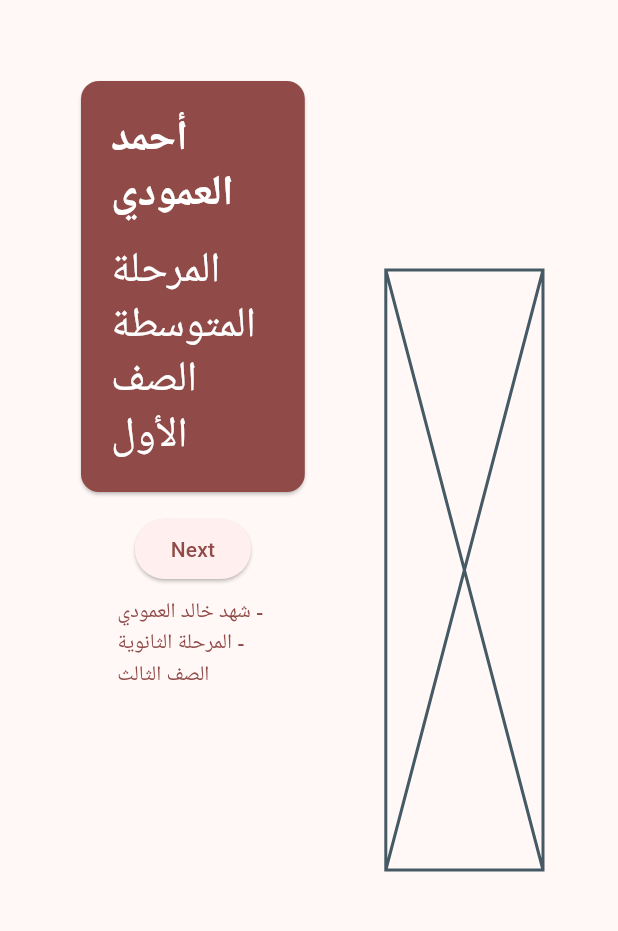
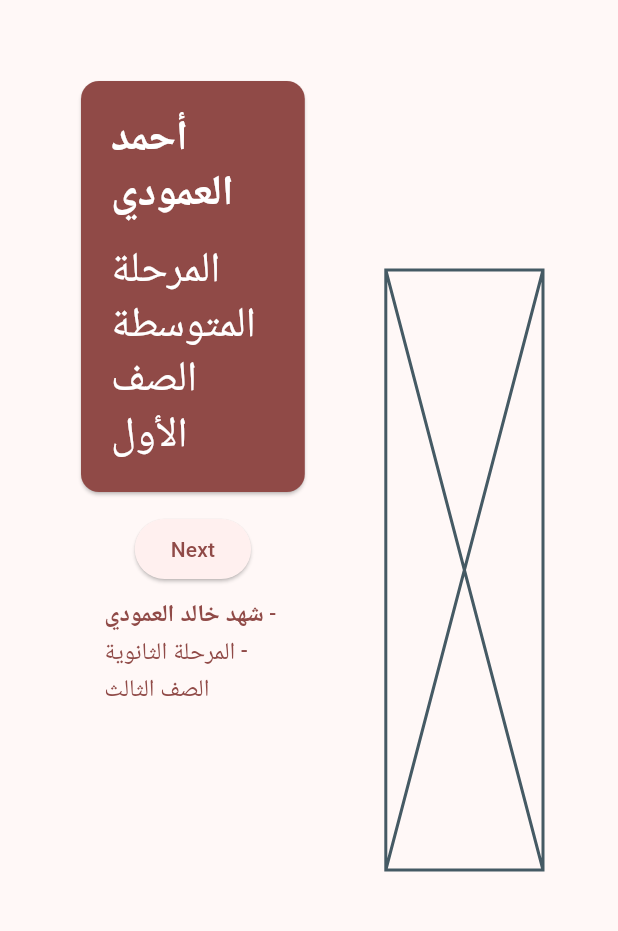
Before and after one commit to RihabBahabri/flutter_layout, a Flutter app: the screen it shows after launch, after a tap on "Next", on a phone screen of 412 x 824 dp, the part 96-1027 px from its top. Run offline on Flutter 3.47's test engine with Material 3 defaults, Android fonts, the phone set to English and light mode, and no system bars.

Commit message:
change list style

```diff
--- a/lib/main.dart
+++ b/lib/main.dart
@@ -47,23 +47,6 @@ class MyAppState extends ChangeNotifier {
     ;
     notifyListeners();
   }
-
-  // var favorites = <WordPair>[];
-
-  // void toggleFavorite([WordPair? pair]) {
-  //   // pair = pair ?? current;
-  //   // if (favorites.contains(pair)) {
-  //   //   favorites.remove(pair);
-  //   // } else {
-  //   //   favorites.add(pair);
-  //   // }
-  //   notifyListeners();
-  // }
-
-  // void removeFavorite(WordPair pair) {
-  //   // favorites.remove(pair);
-  //   notifyListeners();
-  // }
 }
 
 class MyHomePage extends StatefulWidget {
@@ -188,10 +171,6 @@ class _HistoryListViewState extends State<HistoryListView> {
   @override
   Widget build(BuildContext context) {
     final appState = context.watch<MyAppState>();
-    var theme = Theme.of(context);
-    var style = theme.textTheme.displayMedium!.copyWith(
-      color: theme.colorScheme.onPrimary,
-    );
 
     appState.historyListKey = _key;
 
@@ -234,21 +213,26 @@ class HistoryItem extends StatelessWidget {
 
   @override
   Widget build(BuildContext context) {
+    var theme = Theme.of(context);
+    var style = theme.textTheme.bodyLarge!.copyWith(
+      color: theme.colorScheme.primary,
+    );
+
     return Wrap(
       children: [
         Text(
           student.name,
-          // style: style.copyWith(fontWeight: FontWeight.w200),
+          style: style.copyWith(fontWeight: FontWeight.bold),
         ),
         const Text(" - "),
         Text(
           student.school,
-          // style: style.copyWith(fontWeight: FontWeight.bold),
+          style: style.copyWith(fontWeight: FontWeight.w100),
         ),
         const Text(" - "),
         Text(
           student.grade,
-          // style: style.copyWith(fontWeight: FontWeight.bold),
+          style: style.copyWith(fontWeight: FontWeight.w100),
         ),
       ],
     );
```
